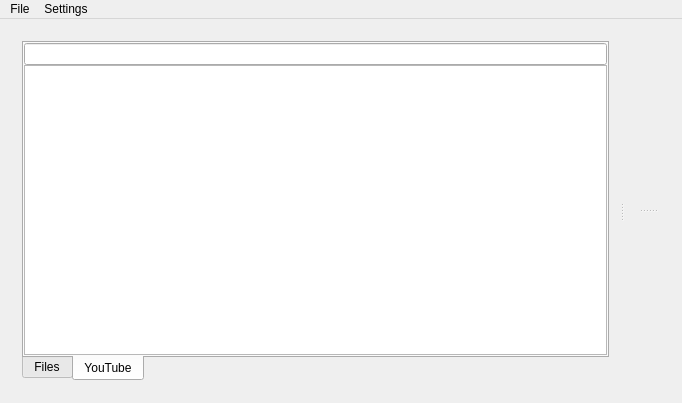
Above: partyplayer/mainwindow.ui from ABuus/partyplayer before the change. Below: the same form after it.
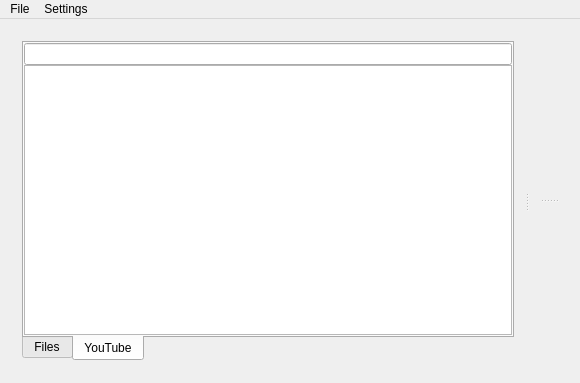
That is the form after the change. The open tabs and pages were chosen to show the change. Custom widgets are drawn as their Qt base class.

Diff of the .ui file:
```diff
--- a/partyplayer/mainwindow.ui
+++ b/partyplayer/mainwindow.ui
@@ -6,8 +6,8 @@
    <rect>
     <x>0</x>
     <y>0</y>
-    <width>682</width>
-    <height>403</height>
+    <width>580</width>
+    <height>383</height>
    </rect>
   </property>
   <property name="windowTitle">
@@ -138,7 +138,7 @@
     <rect>
      <x>0</x>
      <y>0</y>
-     <width>682</width>
+     <width>580</width>
      <height>22</height>
     </rect>
    </property>
```
Left out of the diff: 4 changed lines with no effect on the pictures.
